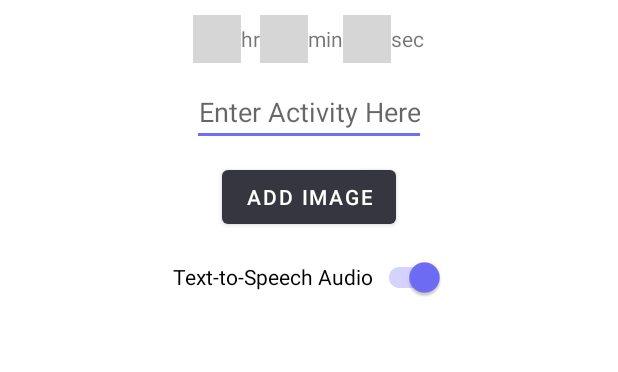
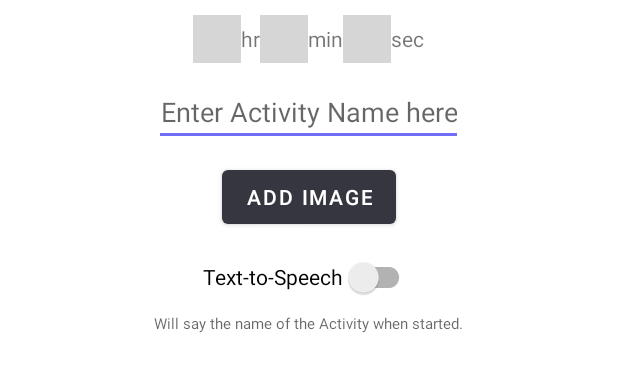
Before and after one commit to Cortlandd/Semaphore-Android, an Android app: the layout add_activity.xml on its own in the app's theme, with its tools: preview values and no code run, on a phone screen of 412 x 824 dp. Shown: the top 372 px of the screen. Run offline under Robolectric (Android 15) with nearby library versions, the phone set to English and light mode, and no system bars; plain views replace GiphyView, NumberPicker; grey boxes are pictures that could not be loaded.

Commit message:
Text-to-speech is now off by default.

```diff
--- a/app/src/main/java/xyz/cortland/fittimer/android/fragments/NewActivityDialogFragment.kt
+++ b/app/src/main/java/xyz/cortland/fittimer/android/fragments/NewActivityDialogFragment.kt
@@ -60,7 +60,7 @@ class NewActivityDialogFragment: DialogFragment() {
     var minutesValue: Int? = null
     var secondsValue: Int? = null
     var activityImageValue: String? = null
-    var activitySpeechValue: Int? = 1
+    var activitySpeechValue: Int? = 0
 
     var activityModel: ActivityModel? = null
     var activityModelId: Int? = null
--- a/app/src/main/res/layout/add_activity.xml
+++ b/app/src/main/res/layout/add_activity.xml
@@ -166,16 +166,22 @@
                 <LinearLayout
                     android:layout_marginTop="5dp"
                     android:gravity="center_horizontal"
-                    android:orientation="horizontal"
+                    android:orientation="vertical"
                     android:layout_width="match_parent"
                     android:layout_height="wrap_content">
 
                     <androidx.appcompat.widget.SwitchCompat
                         android:id="@+id/activity_to_speech"
-                        android:checked="true"
+                        android:checked="false"
                         android:layout_width="wrap_content"
                         android:layout_height="wrap_content"
                         android:text="@string/switch_activity_to_speech_audio" />
+
+                    <TextView
+                        android:hint="Will say the name of the Activity when started."
+                        android:textSize="10sp"
+                        android:layout_width="wrap_content"
+                        android:layout_height="wrap_content" />
 
                 </LinearLayout>
 
--- a/app/src/main/res/values/strings.xml
+++ b/app/src/main/res/values/strings.xml
@@ -12,8 +12,8 @@
     <string name="add_activity">Add Activity</string>
     <string name="edit_activity">Edit Activity</string>
     <string name="seconds">Seconds</string>
-    <string name="switch_activity_to_speech_audio">Text-to-Speech Audio</string>
-    <string name="hint_enter_activity_here">Enter Activity Here</string>
+    <string name="switch_activity_to_speech_audio">Text-to-Speech</string>
+    <string name="hint_enter_activity_here">Enter Activity Name here</string>
     <string name="hint_tap_image">Tap the image to change your Activiy Image</string>
     <string name="close">Close</string>
     <string name="close_giphy_search" translatable="false">Close Giphy Search</string>
```
